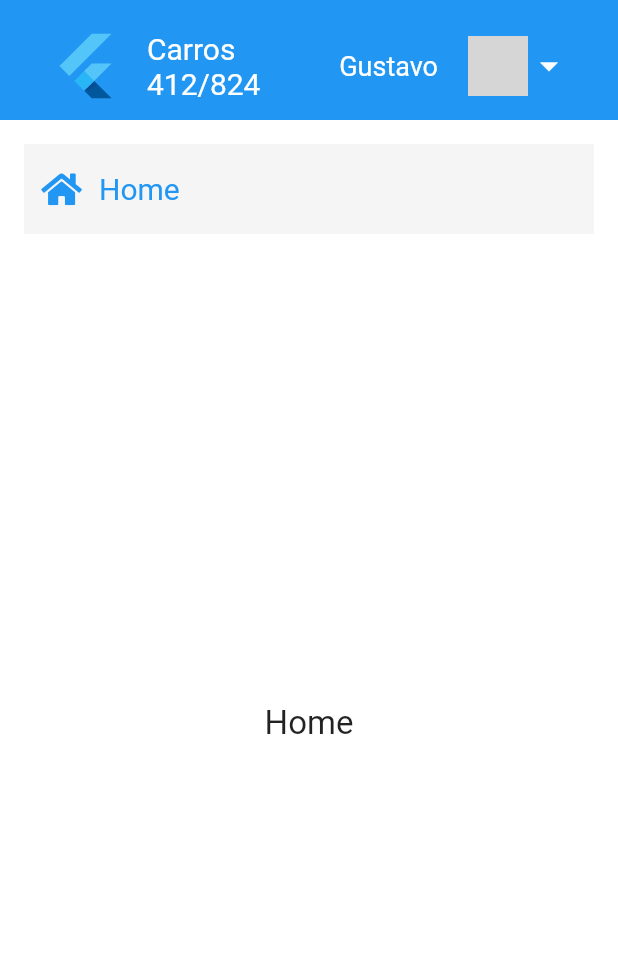
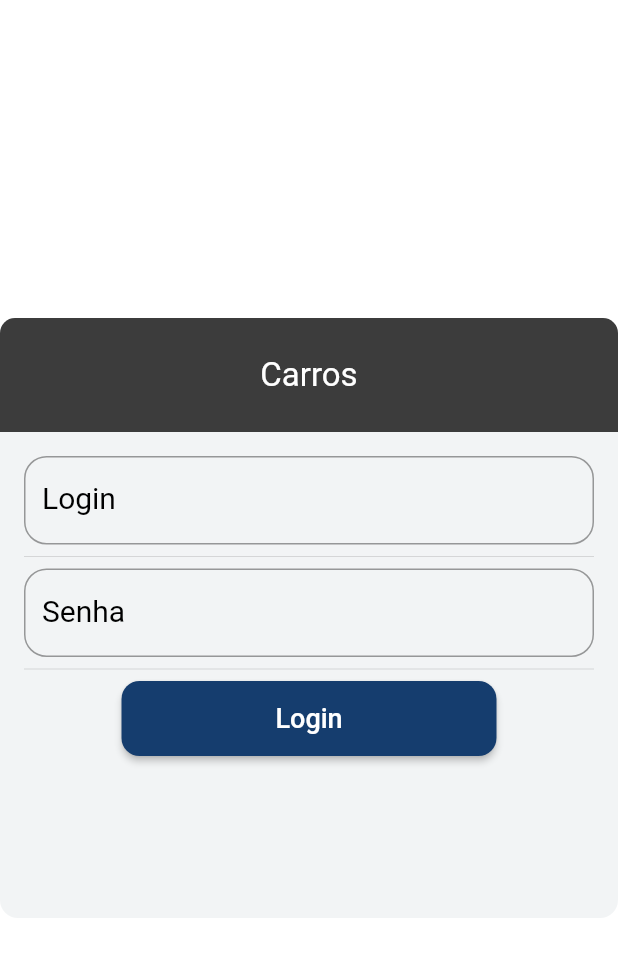
Before and after one commit to gustavomedeiross/programacao-web-unisul, a Flutter app: the screen it shows after launch, on a phone screen of 412 x 824 dp. Shown: the top 957 px of the screen. Run offline on Flutter 3.47's test engine with Material 2 defaults, Android fonts, the phone set to English and light mode, and no system bars; our stand-ins replace flutter_masked_text, font_awesome_flutter, lottie; missing offline and left inert: dart:html; grey boxes are pictures that could not be loaded.

Commit message:
Car store and create

```diff
--- a/flutter_web_aula/lib/main.dart
+++ b/flutter_web_aula/lib/main.dart
@@ -1,6 +1,7 @@
 import 'package:flutter_web_aula/app_model.dart';
 import 'package:flutter_web_aula/home.dart';
 import 'package:flutter/material.dart';
+import 'package:flutter_web_aula/pages/login.dart';
 import 'package:provider/provider.dart';
 
 void main() => runApp(MyApp());
@@ -18,7 +19,7 @@ class MyApp extends StatelessWidget {
       child: MaterialApp(
         debugShowCheckedModeBanner: false,
         theme: _theme(),
-        home: HomePage(),
+        home: LoginPage(),
       ),
     );
   }
--- a/flutter_web_aula/lib/models/user.dart
+++ b/flutter_web_aula/lib/models/user.dart
@@ -1,11 +1,35 @@
-final user = User(
-    name: 'Gustavo',
-    image:
-        'https://png.pngtree.com/element_our/png/20181206/users-vector-icon-png_260862.jpg');
+User user = User();
 
 class User {
+
+  int id;
+  String login;
   String name;
+  String email;
   String image;
+  String token;
+  List<String> roles;
 
-  User({this.name, this.image});
+  bool selected = false;
+
+  User({this.id, this.login, this.name, this.image, this.token});
+
+  User.fromJson(Map<String, dynamic> json) {
+    id = json['id'];
+    login = json['login'];
+    name = json['nome'];
+    email = json['email'];
+    image = json['urlFoto'];
+    token = json['token'];
+    roles = json['roles'] != null ? json['roles'].cast<String>() : null;
+  }
+
+  bool isAdmin() {
+    return roles != null && roles.contains('ROLE_ADMIN');
+  }
+
+  @override
+  String toString() {
+    return 'User(login: $login, name: $name, token: $token)';
+  }
 }
--- a/flutter_web_aula/lib/pages/cars/car_list.dart
+++ b/flutter_web_aula/lib/pages/cars/car_list.dart
@@ -22,7 +22,7 @@ class _CarPageState extends State<CarPage> {
   @override
   Widget build(BuildContext context) {
     return FutureBuilder(
-      future: _carRepository.getCars(),
+      future: _carRepository.index(),
       builder: (BuildContext context, AsyncSnapshot snapshot) {
         if (snapshot.connectionState == ConnectionState.waiting) {
           return Center(
--- /dev/null
+++ b/flutter_web_aula/lib/pages/login.dart
@@ -0,0 +1,61 @@
+import 'dart:ui';
+
+import 'package:flutter/material.dart';
+import 'package:flutter_web_aula/widgets/login_form.dart';
+
+class LoginPage extends StatefulWidget {
+  @override
+  _LoginPageState createState() => _LoginPageState();
+}
+
+class _LoginPageState extends State<LoginPage> {
+  @override
+  Widget build(BuildContext context) {
+    return Scaffold(
+      body: Stack(
+        fit: StackFit.expand,
+        children: <Widget>[
+//          Image.asset(
+//            'assets/images/background.jpg',
+//            fit: BoxFit.fill,
+//            width: double.infinity,
+//          ),
+          Center(
+            child: Container(
+              width: 460,
+              height: 400,
+              decoration: BoxDecoration(
+                color: Color.fromARGB(255, 242, 244, 245),
+                borderRadius: BorderRadius.circular(12),
+              ),
+              child: Column(
+                children: <Widget>[
+                  Container(
+                    decoration: BoxDecoration(
+                      color: Color.fromARGB(255, 60, 60, 60),
+                      borderRadius: BorderRadius.only(
+                        topLeft: Radius.circular(10),
+                        topRight: Radius.circular(10)
+                      ),
+                    ),
+                    height: 76,
+                    child: Center(
+                      child: Text(
+                        'Carros',
+                        style: TextStyle(color: Colors.white, fontSize: 22),
+                      ),
+                    ),
+                  ),
+                  Container(
+                    padding: EdgeInsets.all(16),
+                    child: LoginForm(),
+                  ),
+                ],
+              ),
+            ),
+          ),
+        ],
+      ),
+    );
+  }
+}
--- /dev/null
+++ b/flutter_web_aula/lib/repositories/login_repository.dart
@@ -0,0 +1,32 @@
+import 'dart:convert';
+import 'package:flutter_web_aula/models/user.dart';
+import 'package:flutter_web_aula/utils/api_response.dart';
+import 'package:http/http.dart' as http;
+
+class LoginRepository {
+  store(String login, String password) async {
+    try {
+      String url = 'https://carros-springboot.herokuapp.com/api/v2/login';
+
+      Map<String, String> headers = {'Content-Type': 'application/json'};
+
+      String body = json.encode({
+        'username': login,
+        'password': password,
+      });
+
+      final response = await http.post(url, body: body, headers: headers);
+
+      Map decodedResponse = json.decode(response.body);
+
+      if (response.statusCode == 200) {
+        final user = User.fromJson(decodedResponse);
+        return ApiResponse.ok(result: user);
+      }
+
+      return ApiResponse.error(message: decodedResponse['error']);
+    } catch (error, exception) {
+      return ApiResponse.error(message: 'Não foi possível fazer o login');
+    }
+  }
+}
--- /dev/null
+++ b/flutter_web_aula/lib/widgets/login_form.dart
@@ -0,0 +1,111 @@
+import 'dart:ui';
+
+import 'package:flutter/material.dart';
+import 'package:flutter_web_aula/home.dart';
+import 'package:flutter_web_aula/models/user.dart';
+import 'package:flutter_web_aula/nav.dart';
+import 'package:flutter_web_aula/pages/cars/car_list.dart';
+import 'package:flutter_web_aula/repositories/login_repository.dart';
+import 'package:flutter_web_aula/utils/alert.dart';
+import 'package:flutter_web_aula/utils/api_response.dart';
+
+class LoginForm extends StatefulWidget {
+  @override
+  _LoginFormState createState() => _LoginFormState();
+}
+
+class _LoginFormState extends State<LoginForm> {
+  final _formKey = GlobalKey<FormState>();
+  final _login = TextEditingController();
+  final _password = TextEditingController();
+
+  final _loginRepository = LoginRepository();
+
+  String _loginValidator(String text) {
+    if(text.isEmpty) {
+      return 'Digite o Login';
+    }
+
+    return null;
+  }
+
+  String _passwordValidator(String text) {
+    if(text.isEmpty) {
+      return 'Digite a senha';
+    }
+
+    if(text.length < 3) {
+      return 'A senha precisa ter pelo menos 3 dígitos';
+    }
+
+    return null;
+  }
+
+  _handleClick() async {
+    if (!_formKey.currentState.validate()) {
+      return;
+    }
+
+    ApiResponse response = await _loginRepository.store(_login.text, _password.text);
+
+    if (response.ok) {
+      user = response.result;
+
+      if (user.isAdmin()) {
+        push(context, HomePage(), replace: true);
+      } else {
+        push(context, CarPage(), replace: true);
+      }
+    } else {
+      alert(context, response.message, 'Login');
+    }
+  }
+
+
+  Widget _textFormField({ String label, String hint, TextEditingController controller, Function(String) validator, bool obscureText = false}) {
+    return TextFormField(
+      controller: controller,
+      validator: validator,
+      keyboardType: TextInputType.text,
+      obscureText: obscureText,
+      style: TextStyle(color: Colors.black),
+      decoration: InputDecoration(
+        border: OutlineInputBorder(borderRadius: BorderRadius.circular(15)),
+        labelText: label,
+        labelStyle: TextStyle(fontSize: 20, color: Colors.black),
+        hintText: hint,
+      ),
+    );
+  }
+
+  @override
+  Widget build(BuildContext context) {
+    return Form(
+      key: _formKey,
+      child: Column(
+        children: <Widget>[
+          _textFormField(label: 'Login', hint: 'Digite o login', controller: _login, validator: _loginValidator),
+          Divider(),
+          _textFormField(label: 'Senha', hint: 'Digite a senha', controller: _password, validator: _passwordValidator, obscureText: true),
+          Divider(),
+          Container(
+            height: 50,
+            width: 250,
+            child: RaisedButton(
+              shape: RoundedRectangleBorder(borderRadius: BorderRadius.circular(12)),
+              onPressed: _handleClick,
+              color: Color.fromARGB(255, 21, 61, 110),
+              child: Text(
+                'Login',
+                style: TextStyle(
+                  color: Colors.white,
+                  fontSize: 18
+                ),
+              ),
+            ),
+          ),
+        ],
+      ),
+    );
+  }
+}
--- a/flutter_web_aula/lib/widgets/menu.dart
+++ b/flutter_web_aula/lib/widgets/menu.dart
@@ -1,6 +1,7 @@
 import 'package:flutter_web_aula/app_model.dart';
 import 'package:flutter_web_aula/models/custom_navigator.dart';
 import 'package:flutter_web_aula/pages/cars/car_list.dart';
+import 'package:flutter_web_aula/pages/cars/create.dart';
 import 'package:flutter_web_aula/pages/default.dart';
 import 'package:flutter_web_aula/pages/upload.dart';
 import 'package:flutter_web_aula/pages/users.dart';
@@ -31,6 +32,7 @@ class _MenuState extends State<Menu> {
     menus.add(ItemMenu("Carros", FontAwesomeIcons.car, CarPage()));
     menus.add(ItemMenu("Usuários", FontAwesomeIcons.user, UsersPage()));
     menus.add(ItemMenu("Upload", FontAwesomeIcons.upload, UploadPage()));
+    menus.add(ItemMenu("Cadastrar Carro", FontAwesomeIcons.car, CarCreate()));
   }
   @override
   Widget build(BuildContext context) {
```
Also changed, not shown: flutter_web_aula/lib/models/car.dart (+20 -4 lines), flutter_web_aula/lib/nav.dart (added, +36 -0 lines), flutter_web_aula/lib/pages/cars/create.dart (added, +102 -0 lines), flutter_web_aula/lib/repositories/car_repository.dart (+33 -3 lines), flutter_web_aula/pubspec.yaml (+5 -3 lines), flutter_web_aula/assets/images/background.jpg (added), flutter_web_aula/pubspec.lock.
